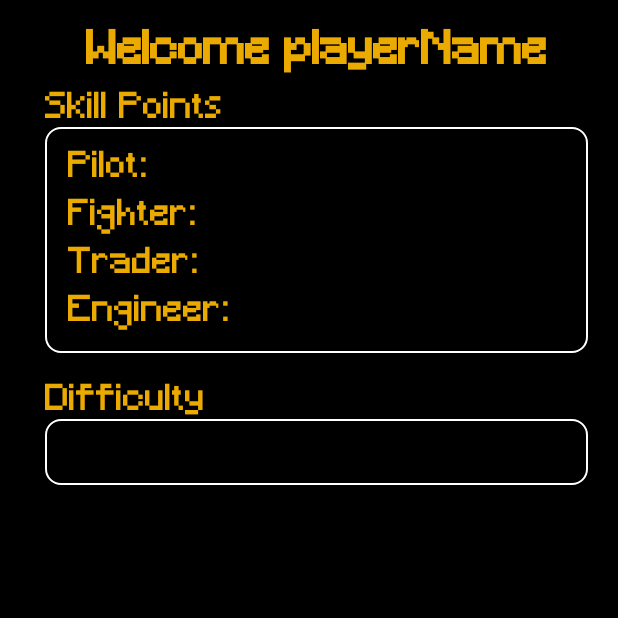
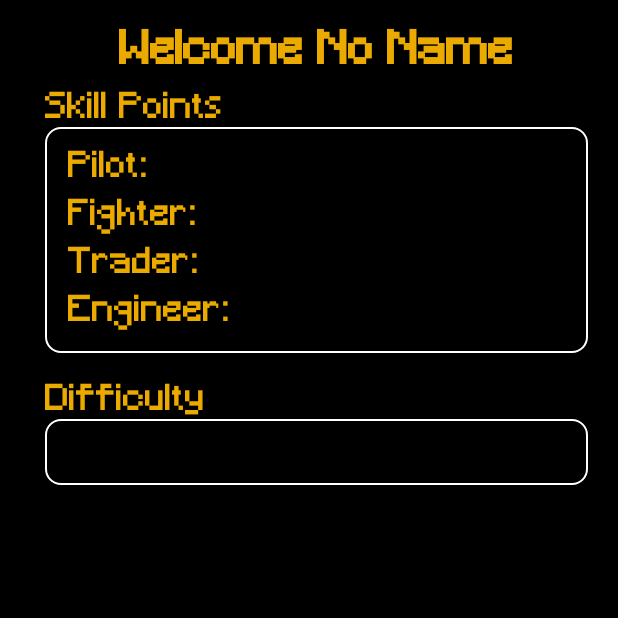
Before and after one commit to 200poundsofo2/GTrader, an Android app: the fragment SkillsFragment shown on its own in the app's theme, on a phone screen of 412 x 824 dp, the top half of it. Run offline under Robolectric (Android 15) with nearby library versions, the phone set to English and light mode, and no system bars.

Commit message:
Adding info to Skills page

```diff
--- a/app/src/main/java/com/example/gtraderprototype/entity/Player.java
+++ b/app/src/main/java/com/example/gtraderprototype/entity/Player.java
@@ -9,13 +9,13 @@ public class Player extends Character {
         super(name, pilotPoints, engineerPoints, fighterPoints, traderPoints, Ship.Gnatt);
         player = this;
 
-        Log.d("bitch", this.toString());
+        Log.d("Woah", this.toString());
     }
     public static Player getPlayer(){
         if (player == null){
             synchronized (Player.class){
                 if(player == null){
-                    player = new Player("Null", 0, 0, 0, 0);
+                    player = new Player("No Name", 0, 0, 0, 0);
                 }
             }
         }
--- /dev/null
+++ b/app/src/main/java/com/example/gtraderprototype/viewmodels/SkillsViewModel.java
@@ -0,0 +1,23 @@
+package com.example.gtraderprototype.viewmodels;
+
+import androidx.annotation.NonNull;
+import androidx.lifecycle.AndroidViewModel;
+
+import android.app.Application;
+
+import com.example.gtraderprototype.model.Model;
+import com.example.gtraderprototype.model.PlayerInteractor;
+import com.example.gtraderprototype.views.SkillsFragment;
+
+public class SkillsViewModel extends AndroidViewModel {
+    private PlayerInteractor playerInteractor;
+
+    public SkillsViewModel(@NonNull Application application) {
+        super(application);
+        playerInteractor = Model.getInstance().getPlayerInteractor();
+    }
+
+    public String getName() {
+        return playerInteractor.getPlayer().getName();
+    }
+}
--- a/app/src/main/java/com/example/gtraderprototype/views/SkillsFragment.java
+++ b/app/src/main/java/com/example/gtraderprototype/views/SkillsFragment.java
@@ -5,18 +5,32 @@ import androidx.fragment.app.Fragment;
 import android.view.LayoutInflater;
 import android.view.View;
 import android.view.ViewGroup;
+import android.widget.TextView;
+
+import androidx.lifecycle.ViewModelProviders;
 
 import com.example.gtraderprototype.R;
+import com.example.gtraderprototype.entity.Player;
+import com.example.gtraderprototype.model.PlayerInteractor;
+import com.example.gtraderprototype.viewmodels.SkillsViewModel;
 
 public class SkillsFragment extends Fragment {
+
+    private SkillsViewModel player;
+
     @Override
     public View onCreateView(LayoutInflater inflater, ViewGroup container, Bundle savedInstanceState) {
         if (container != null) {
             container.removeAllViews();
         }
 
+        View v = inflater.inflate(R.layout.fragment_skills, container, false);
 
+        player = ViewModelProviders.of(this).get(SkillsViewModel.class);
 
-        return inflater.inflate(R.layout.fragment_skills, container, false);
+        TextView playerName = v.findViewById(R.id.welcomePlayer);
+        playerName.setText("Welcome " + player.getName());
+
+        return v;
     }
 }
--- a/app/src/main/java/com/example/gtraderprototype/views/SpacePortActivity.java
+++ b/app/src/main/java/com/example/gtraderprototype/views/SpacePortActivity.java
@@ -50,6 +50,7 @@ public class SpacePortActivity extends AppCompatActivity {
         transaction.replace(oldFragment, newFragment);
         transaction.addToBackStack(null);
         transaction.commit();
+
         navigation.setOnNavigationItemSelectedListener(new BottomNavigationView.OnNavigationItemSelectedListener() {
             @Override
             public boolean onNavigationItemSelected(@NonNull MenuItem item) {
```
Also changed, not shown: app/src/main/java/com/example/gtraderprototype/viewmodels/MapViewModel.java (+17 -14 lines).
